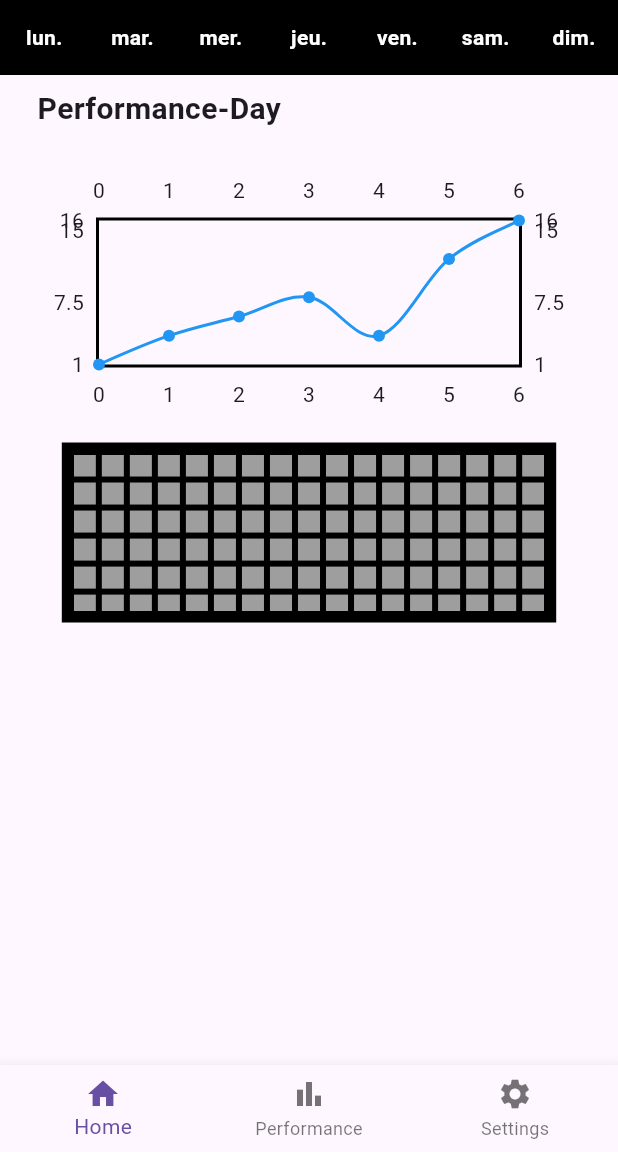
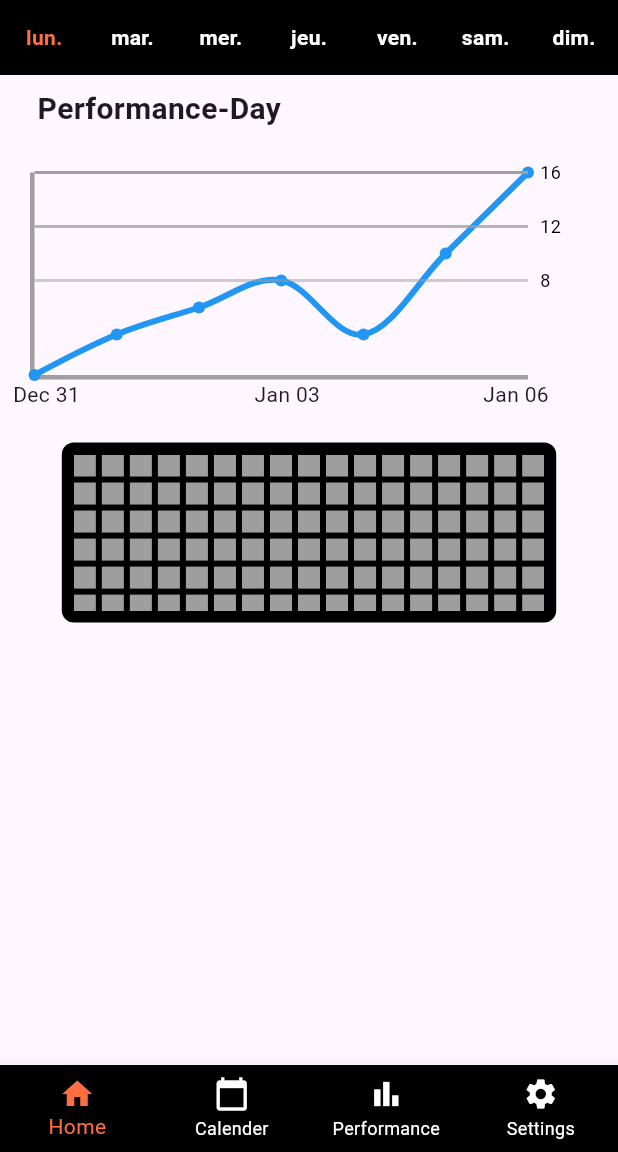
Before and after one commit to kevin-lechardeur/Profocus, a Flutter app: the screen it shows after launch, on a phone screen of 412 x 824 dp, the part 84-1236 px from its top. Run offline on Flutter 3.47's test engine with Material 3 defaults, Android fonts, the phone set to English and light mode, and no system bars; drawn by our look-alikes of fl_chart; our stand-ins replace hive_flutter; accounts and stored records are empty.

Commit message:
ajout Calender

```diff
--- a/lib/main.dart
+++ b/lib/main.dart
@@ -2,9 +2,16 @@ import 'package:flutter/material.dart';
 import 'pages/home_page.dart';
 import 'pages/performance_page.dart';
 import 'pages/settings_page.dart';
+import 'pages/calendar_page.dart';
 import 'widgets/daily_box.dart';
+import 'package:intl/intl.dart';
+import 'package:hive_flutter/hive_flutter.dart';
 
-void main() => runApp(MyApp());
+
+void main() async{
+  await Hive.initFlutter();
+  runApp(MyApp());
+}
 
 class MyApp extends StatelessWidget {
   @override
@@ -29,6 +36,7 @@ class _MainScreenState extends State<MainScreen> {
   // Liste des pages
   final List<Widget> _pages = [
     HomePage(),
+    CalendarPage(),
     PerformancePage(),
     SettingsPage(),
   ];
@@ -42,6 +50,7 @@ class _MainScreenState extends State<MainScreen> {
 
   @override
   Widget build(BuildContext context) {
+    final String today = DateFormat('EEEE').format(DateTime.now());
     return Scaffold(
       appBar: AppBar(
         title: Text('ProFocus'),
@@ -56,13 +65,13 @@ class _MainScreenState extends State<MainScreen> {
             child: Row(
               mainAxisAlignment: MainAxisAlignment.spaceAround,
               children: [
-                DailyBox('lun.'),
-                DailyBox('mar.'),
-                DailyBox('mer.'),
-                DailyBox('jeu.'),
-                DailyBox('ven.'),
-                DailyBox('sam.'),
-                DailyBox('dim.'),
+                DailyBox('lun.', isToday: today == 'Monday'),
+                DailyBox('mar.', isToday: today == 'Tuesday'),
+                DailyBox('mer.', isToday: today == 'Wednesday'),
+                DailyBox('jeu.', isToday: today == 'Thursday'),
+                DailyBox('ven.', isToday: today == 'Friday'),
+                DailyBox('sam.',  isToday: today == 'Saturday'),
+                DailyBox('dim.', isToday: today == 'Sunday'),
               ],
             ),
           ),
@@ -73,12 +82,20 @@ class _MainScreenState extends State<MainScreen> {
         ],
       ),
       bottomNavigationBar: BottomNavigationBar(
+        type: BottomNavigationBarType.fixed,
         currentIndex: _selectedIndex,
+        backgroundColor: Colors.black,
+        selectedItemColor: Colors.deepOrangeAccent,
+        unselectedItemColor: Colors.white,
         onTap: _onItemTapped,
-        items: const [
+        items: [
           BottomNavigationBarItem(
             icon: Icon(Icons.home),
             label: 'Home',
+          ),
+          BottomNavigationBarItem(
+            icon: Icon(Icons.calendar_today),
+            label: 'Calender',
           ),
           BottomNavigationBarItem(
             icon: Icon(Icons.bar_chart),
--- a/lib/pages/home_page.dart
+++ b/lib/pages/home_page.dart
@@ -22,7 +22,9 @@ class HomePage extends StatelessWidget {
             ),
           ),
           Container(height: 200, child: LineChartWidget()),
-          CubeGrid(),
+          Container( child:
+              CubeGrid()
+          ),
         ],
       ),
     );
--- a/lib/widgets/cube_grid.dart
+++ b/lib/widgets/cube_grid.dart
@@ -25,7 +25,7 @@ class _CubeGridState extends State<CubeGrid> {
 
     return Container(
       margin: EdgeInsets.symmetric(horizontal: horizontalPadding),
-      decoration: BoxDecoration(color: Colors.black),
+      decoration: BoxDecoration(color: Colors.black, borderRadius: BorderRadius.circular(8)),
       child: Container(
         height: gridHeight,
         padding: const EdgeInsets.all(8.0),
--- a/lib/widgets/daily_box.dart
+++ b/lib/widgets/daily_box.dart
@@ -1,20 +1,23 @@
 import 'package:flutter/material.dart';
+import 'package:intl/intl.dart';
+import 'dart:developer' as developer;
+
 
 class DailyBox extends StatelessWidget {
   final String day;
-
-  DailyBox(this.day);
+  final bool isToday; // Indique si c'est le jour actuel
+  DailyBox(this.day, {this.isToday = false});
 
   @override
   Widget build(BuildContext context) {
     return Container(
-      alignment: Alignment.center,
+  alignment: Alignment.center,
       width: 40,
       height: 40,
       child: Text(
         day,
         style: TextStyle(
-          color: Colors.white,
+          color: isToday ? Colors.deepOrangeAccent : Colors.white,
           fontWeight: FontWeight.bold,
         ),
       ),
--- a/lib/widgets/line_chart_widget.dart
+++ b/lib/widgets/line_chart_widget.dart
@@ -28,7 +28,35 @@ class LineChartWidget extends StatelessWidget {
           gridData: FlGridData(show: false),
           borderData: FlBorderData(
             show: true,
-            border: Border.all(color: Colors.black, width: 2),
+            border: Border(
+              bottom: BorderSide(color: Colors.grey, width: 3),
+              left: BorderSide(color: Colors.grey, width: 3),
+            ),
+          ),
+          extraLinesData: ExtraLinesData(
+            horizontalLines: [
+              HorizontalLine(
+                y: 8, // Ligne au milieu
+                color: Colors.grey.withOpacity(0.5),
+                label: HorizontalLineLabel(
+                  show: false,
+                ),
+              ),
+              HorizontalLine(
+                y: 12,
+                color: Colors.grey.withOpacity(0.75),
+                label: HorizontalLineLabel(
+                  show: false,
+                ),
+              ),
+              HorizontalLine(
+                y: 16, // Ligne tout en haut
+                color: Colors.grey.withOpacity(1),
+                label: HorizontalLineLabel(
+                  show: false,
+                ),
+              ),
+            ],
           ),
           lineBarsData: [
             LineChartBarData(
@@ -38,15 +66,72 @@ class LineChartWidget extends StatelessWidget {
                 FlSpot(2, 6),
                 FlSpot(3, 8),
                 FlSpot(4, 4),
-                FlSpot(5, 12),
+                FlSpot(5, 10),
                 FlSpot(6, 16),
               ],
               isCurved: true,
+              barWidth: 4,
               color: Colors.blue,
+              dotData: FlDotData(show: true),
             ),
           ],
+          titlesData: FlTitlesData(
+            topTitles: AxisTitles(sideTitles:SideTitles(showTitles: false)),
+            leftTitles: AxisTitles(sideTitles: SideTitles(showTitles: false)),
+            bottomTitles: AxisTitles(sideTitles: _bottomTitles(dateLabels)),
+            rightTitles: AxisTitles(
+              sideTitles: SideTitles(
+                showTitles: true,
+                reservedSize: 40,
+                interval: 1,
+                getTitlesWidget: (double value, TitleMeta meta) {
+                  double maxY = 16;
+                  double middleY = maxY / 2;
+                  double middleYx = (maxY + middleY) / 2;
+                  if (value == 0 || value == middleY || value == maxY || value == middleYx) {
+                    return Padding(
+                      padding: const EdgeInsets.only(left: 8.0),
+                      child: Text(
+                        value.toInt().toString(),
+                        style: const TextStyle(fontSize: 12, color: Colors.black),
+                      ),
+                    );
+                  }
+                  return const SizedBox.shrink();
+                },
+              ),
+            ),
+          ),
         ),
       ),
     );
   }
 }
+SideTitles _bottomTitles(List<String> labels) => SideTitles(
+    showTitles: true,
+    reservedSize: 22,
+    interval: 1,
+    getTitlesWidget: (value, meta) {
+      int index = value.toInt();
+      if (index >= 0 && index < labels.length) {
+        switch (value.toInt()) {
+          case 0:
+            return Padding(
+              padding: const EdgeInsets.only(left: 16.0),
+              child:  Text(labels[0]),
+            );
+          case 3:
+            return Padding(
+              padding: const EdgeInsets.only(left: 8.0),
+              child:  Text(labels[3]),
+            );
+          case 6:
+            return Padding(
+              padding: const EdgeInsets.only(right: 16.0),
+              child:  Text(labels[6]),
+            );
+        }
+      }
+      return Text('');
+    }
+);
```
Also changed, not shown: lib/controllers/calendar_controller.dart (added, +32 -0 lines), lib/models/event.dart (added, +13 -0 lines), lib/pages/calendar_page.dart (added, +145 -0 lines), lib/widgets/calendar_event_tile.dart (added, +18 -0 lines), pubspec.yaml (+4 -68 lines), pubspec.lock, 1 other file.
